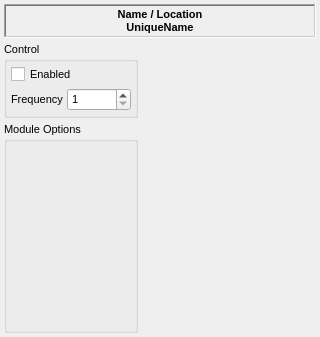
Old version of the form src/gui/modulecontrolwidget.ui in the repository disorderedmaterials/dissolve.
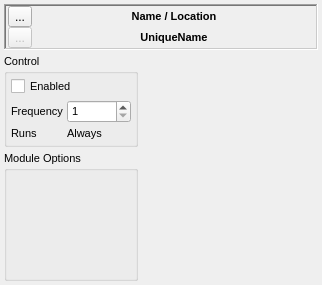
New version of the form. Icons and pictures are not drawn.

Commit message: Added single-run button and run schedule info to ModuleControlWidget.

```diff
--- a/src/gui/modulecontrolwidget.ui
+++ b/src/gui/modulecontrolwidget.ui
@@ -6,8 +6,8 @@
    <rect>
     <x>0</x>
     <y>0</y>
-    <width>320</width>
-    <height>337</height>
+    <width>322</width>
+    <height>285</height>
    </rect>
   </property>
   <property name="font">
@@ -18,7 +18,7 @@
   <property name="windowTitle">
    <string>Form</string>
   </property>
-  <layout class="QVBoxLayout" name="verticalLayout_2">
+  <layout class="QVBoxLayout" name="verticalLayout">
    <property name="spacing">
     <number>4</number>
    </property>
@@ -54,23 +54,46 @@
      <property name="midLineWidth">
       <number>0</number>
      </property>
-     <layout class="QVBoxLayout" name="verticalLayout">
-      <property name="spacing">
-       <number>0</number>
-      </property>
+     <layout class="QGridLayout" name="gridLayout_2">
       <property name="leftMargin">
        <number>2</number>
       </property>
       <property name="topMargin">
-       <number>2</number>
+       <number>0</number>
       </property>
       <property name="rightMargin">
        <number>2</number>
       </property>
       <property name="bottomMargin">
+       <number>0</number>
+      </property>
+      <property name="horizontalSpacing">
        <number>2</number>
       </property>
-      <item>
+      <property name="verticalSpacing">
+       <number>0</number>
+      </property>
+      <item row="0" column="0">
+       <widget class="QToolButton" name="ControlRunButton">
+        <property name="toolTip">
+         <string>Run this module now</string>
+        </property>
+        <property name="text">
+         <string>...</string>
+        </property>
+        <property name="icon">
+         <iconset resource="icons.qrc">
+          <normaloff>:/control/icons/control_run.svg</normaloff>:/control/icons/control_run.svg</iconset>
+        </property>
+        <property name="iconSize">
+         <size>
+          <width>12</width>
+          <height>12</height>
+         </size>
+        </property>
+       </widget>
+      </item>
+      <item row="0" column="1">
        <widget class="QLabel" name="TopLabel">
         <property name="sizePolicy">
          <sizepolicy hsizetype="Expanding" vsizetype="Expanding">
@@ -93,7 +116,30 @@
         </property>
        </widget>
       </item>
-      <item>
+      <item row="1" column="0">
+       <widget class="QToolButton" name="toolButton_2">
+        <property name="enabled">
+         <bool>false</bool>
+        </property>
+        <property name="toolTip">
+         <string>&lt;Not currently implemented&gt;</string>
+        </property>
+        <property name="text">
+         <string>...</string>
+        </property>
+        <property name="icon">
+         <iconset resource="icons.qrc">
+          <normaloff>:/control/icons/control_reload.svg</normaloff>:/control/icons/control_reload.svg</iconset>
+        </property>
+        <property name="iconSize">
+         <size>
+          <width>12</width>
+          <height>12</height>
+         </size>
+        </property>
+       </widget>
+      </item>
+      <item row="1" column="1">
        <widget class="QLabel" name="BottomLabel">
         <property name="font">
          <font>
@@ -139,6 +185,9 @@
       </property>
       <item>
        <layout class="QVBoxLayout" name="verticalLayout_3">
+        <property name="spacing">
+         <number>4</number>
+        </property>
         <item>
          <widget class="QGroupBox" name="ControlGroup">
           <property name="sizePolicy">
@@ -201,6 +250,32 @@
              </property>
             </widget>
            </item>
+           <item row="2" column="0">
+            <widget class="QLabel" name="label_2">
+             <property name="sizePolicy">
+              <sizepolicy hsizetype="Minimum" vsizetype="Preferred">
+               <horstretch>0</horstretch>
+               <verstretch>0</verstretch>
+              </sizepolicy>
+             </property>
+             <property name="text">
+              <string>Runs</string>
+             </property>
+            </widget>
+           </item>
+           <item row="2" column="1">
+            <widget class="QLabel" name="RunsInLabel">
+             <property name="sizePolicy">
+              <sizepolicy hsizetype="Minimum" vsizetype="Preferred">
+               <horstretch>0</horstretch>
+               <verstretch>0</verstretch>
+              </sizepolicy>
+             </property>
+             <property name="text">
+              <string>Always</string>
+             </property>
+            </widget>
+           </item>
           </layout>
          </widget>
         </item>
```
Left out of the diff: 4 changed lines with no effect on the pictures. The commit also changes 2 other files.
